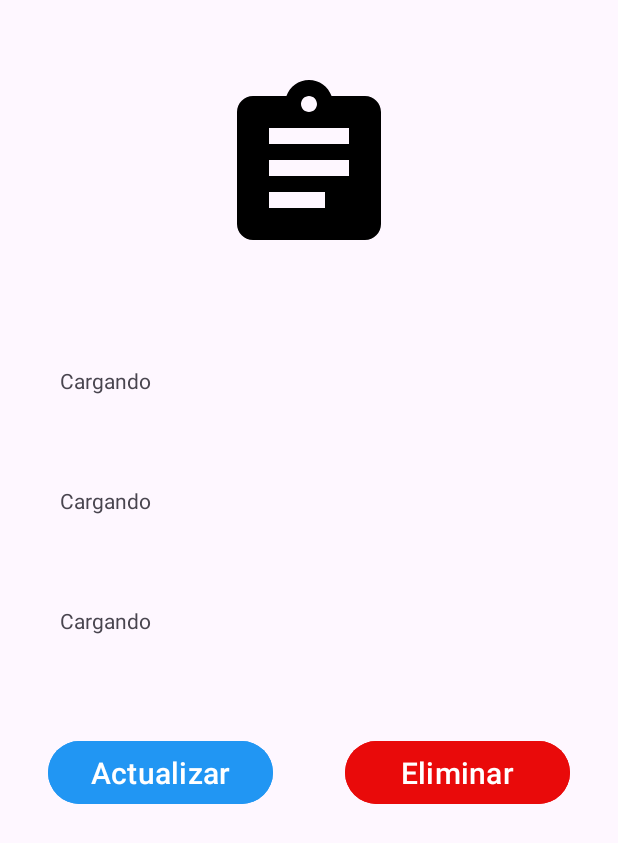
After one commit to AbnerR72/MeTask, an Android app: the layout fragment_detail_task.xml on its own in the app's theme, with its tools: preview values and no code run, on a phone screen of 412 x 824 dp. The commit adds this screen. Shown: the top 843 px of the screen. Run offline under Robolectric (Android 15) with nearby library versions, the phone set to English and light mode, and no system bars.

Commit message:
Backup de la aplicacion en progreso

```diff
--- a/app/src/main/AndroidManifest.xml
+++ b/app/src/main/AndroidManifest.xml
@@ -12,6 +12,10 @@
         android:supportsRtl="true"
         android:theme="@style/Theme.MeTask"
         tools:targetApi="31">
+        <activity
+            android:name=".view.home.UpdateTaskFragment"
+            android:exported="false"
+            android:theme="@style/Theme.MeTask" />
         <activity
             android:name=".view.home.ListActivity"
             android:exported="false"
--- a/app/src/main/java/com/example/metask/view/home/LoginFragment.kt
+++ b/app/src/main/java/com/example/metask/view/onboarding/LoginFragment.kt
@@ -1,4 +1,4 @@
-package com.example.metask.view.home
+package com.example.metask.view.onboarding
 
 import android.os.Bundle
 import androidx.fragment.app.Fragment
@@ -12,6 +12,7 @@ import androidx.navigation.fragment.findNavController
 import com.example.metask.R
 import com.example.metask.databinding.FragmentLoginFragmentBinding
 import com.example.metask.utils.FragmentCommunicator
+import com.example.metask.view.home.MainActivity
 import com.example.metask.viewModel.LoginViewModel
 
 /**
--- /dev/null
+++ b/app/src/main/res/drawable/baseline_assignment_24.xml
@@ -0,0 +1,5 @@
+<vector xmlns:android="http://schemas.android.com/apk/res/android" android:autoMirrored="true" android:height="24dp" android:tint="#000000" android:viewportHeight="24" android:viewportWidth="24" android:width="24dp">
+
+    <path android:fillColor="@android:color/white" android:pathData="M19,3h-4.18C14.4,1.84 13.3,1 12,1c-1.3,0 -2.4,0.84 -2.82,2L5,3c-1.1,0 -2,0.9 -2,2v14c0,1.1 0.9,2 2,2h14c1.1,0 2,-0.9 2,-2L21,5c0,-1.1 -0.9,-2 -2,-2zM12,3c0.55,0 1,0.45 1,1s-0.45,1 -1,1 -1,-0.45 -1,-1 0.45,-1 1,-1zM14,17L7,17v-2h7v2zM17,13L7,13v-2h10v2zM17,9L7,9L7,7h10v2z"/>
+
+</vector>
--- /dev/null
+++ b/app/src/main/res/layout/fragment_detail_task.xml
@@ -0,0 +1,105 @@
+<?xml version="1.0" encoding="utf-8"?>
+<androidx.core.widget.NestedScrollView
+    xmlns:android="http://schemas.android.com/apk/res/android"
+    xmlns:tools="http://schemas.android.com/tools"
+    android:layout_width="match_parent"
+    android:layout_height="match_parent"
+    xmlns:app="http://schemas.android.com/apk/res-auto"
+    tools:context=".view.home.FragmentDetailTask">
+
+    <androidx.constraintlayout.widget.ConstraintLayout
+        android:layout_width="match_parent"
+        android:layout_height="match_parent"
+        android:layout_weight="1"
+        android:padding="16dp">
+
+        <ImageView
+            android:id="@+id/imageIcon"
+            android:layout_width="128dp"
+            android:layout_height="128dp"
+            android:layout_marginStart="16dp"
+            android:layout_marginEnd="16dp"
+            android:layout_marginTop="32dp"
+            android:src="@drawable/baseline_assignment_24"
+            app:layout_constraintStart_toStartOf="parent"
+            app:layout_constraintTop_toTopOf="parent"
+            app:layout_constraintEnd_toEndOf="parent"/>
+
+        <TextView
+            android:id="@+id/nombreTIK"
+            android:layout_width="match_parent"
+            android:layout_height="wrap_content"
+            android:layout_marginStart="16dp"
+            android:layout_marginEnd="16dp"
+            android:layout_marginTop="60dp"
+            android:text="Cargando"
+            android:inputType="text"
+            android:minHeight="48dp"
+            android:padding="8dp"
+            app:layout_constraintTop_toBottomOf="@+id/imageIcon"
+            tools:layout_editor_absoluteX="16dp"/>
+
+        <TextView
+            android:id="@+id/descriptionTIK"
+            android:layout_width="match_parent"
+            android:layout_height="wrap_content"
+            android:layout_marginStart="16dp"
+            android:layout_marginEnd="16dp"
+            android:layout_marginTop="32dp"
+            android:text="Cargando"
+            android:inputType="text"
+            android:minHeight="48dp"
+            android:padding="8dp"
+            app:layout_constraintTop_toBottomOf="@+id/nombreTIK"
+            tools:layout_editor_absoluteX="16dp"/>
+
+        <TextView
+            android:id="@+id/FechaTIK"
+            android:layout_width="match_parent"
+            android:layout_height="wrap_content"
+            android:layout_marginStart="16dp"
+            android:layout_marginEnd="16dp"
+            android:layout_marginTop="32dp"
+            android:text="Cargando"
+            android:inputType="text"
+            android:minHeight="48dp"
+            android:padding="8dp"
+            app:layout_constraintTop_toBottomOf="@+id/descriptionTIK"
+            tools:layout_editor_absoluteX="16dp"/>
+
+
+        <Button
+            android:id="@+id/updateButton"
+            android:layout_width="150dp"
+            android:layout_height="50dp"
+            android:layout_marginStart="16dp"
+            android:layout_marginTop="46dp"
+            android:layout_marginEnd="16dp"
+            android:backgroundTint="@color/blue"
+            android:text="Actualizar"
+            android:textColor="@android:color/white"
+            android:textSize="20sp"
+            app:layout_constraintEnd_toEndOf="parent"
+            app:layout_constraintHorizontal_bias="0.0"
+            app:layout_constraintStart_toStartOf="parent"
+            app:layout_constraintTop_toBottomOf="@+id/FechaTIK" />
+
+        <Button
+            android:id="@+id/deleteButton"
+            android:layout_width="150dp"
+            android:layout_height="50dp"
+            android:layout_marginStart="16dp"
+            android:layout_marginTop="46dp"
+            android:layout_marginEnd="16dp"
+            android:backgroundTint="@color/red"
+            android:text="Eliminar"
+            android:textColor="@android:color/white"
+            android:textSize="20sp"
+            app:layout_constraintEnd_toEndOf="parent"
+            app:layout_constraintHorizontal_bias="1.0"
+            app:layout_constraintStart_toStartOf="parent"
+            app:layout_constraintTop_toBottomOf="@+id/FechaTIK" />
+
+    </androidx.constraintlayout.widget.ConstraintLayout>
+
+</androidx.core.widget.NestedScrollView>
--- a/app/src/main/res/values/colors.xml
+++ b/app/src/main/res/values/colors.xml
@@ -3,4 +3,6 @@
     <color name="black">#FF000000</color>
     <color name="white">#FFFFFFFF</color>
     <color name="orange">#f39c12</color>
+    <color name="blue">#2196F3</color>
+    <color name="red">#E90A0A</color>
 </resources>
```
Also changed, not shown: app/src/main/java/com/example/metask/view/home/FragmentDetailTask.kt (added, +44 -0 lines), app/src/main/java/com/example/metask/view/home/ItemTaskFragment.kt (added, +16 -0 lines), app/src/main/java/com/example/metask/view/home/UpdateTaskFragment.kt (added, +42 -0 lines), app/src/main/java/com/example/metask/view/home/adapters/TaskAdapter.kt (added, +51 -0 lines), app/src/main/java/com/example/metask/view/home/viewModel/NewTaskViewModel.kt (added, +44 -0 lines), app/src/main/java/com/example/metask/view/home/viewModel/PendingTaskViewModel.kt (added, +42 -0 lines), app/src/main/java/com/example/metask/view/home/viewModel/SharedTaskViewModel.kt (added, +21 -0 lines), app/src/main/java/com/example/metask/view/home/viewModel/TaskDetailViewModel.kt (added, +70 -0 lines), app/src/main/java/com/example/metask/view/home/viewModel/UpdateTaskViewModel.kt (added, +39 -0 lines), app/src/main/res/layout/content_update_task_fragment.xml (added, +19 -0 lines), app/src/main/res/layout/fragment_item_task.xml (added, +57 -0 lines), app/src/main/res/layout/fragment_update_task.xml (added, +101 -0 lines), app/src/main/res/navigation/nav_graph.xml (+14 -1 lines).
